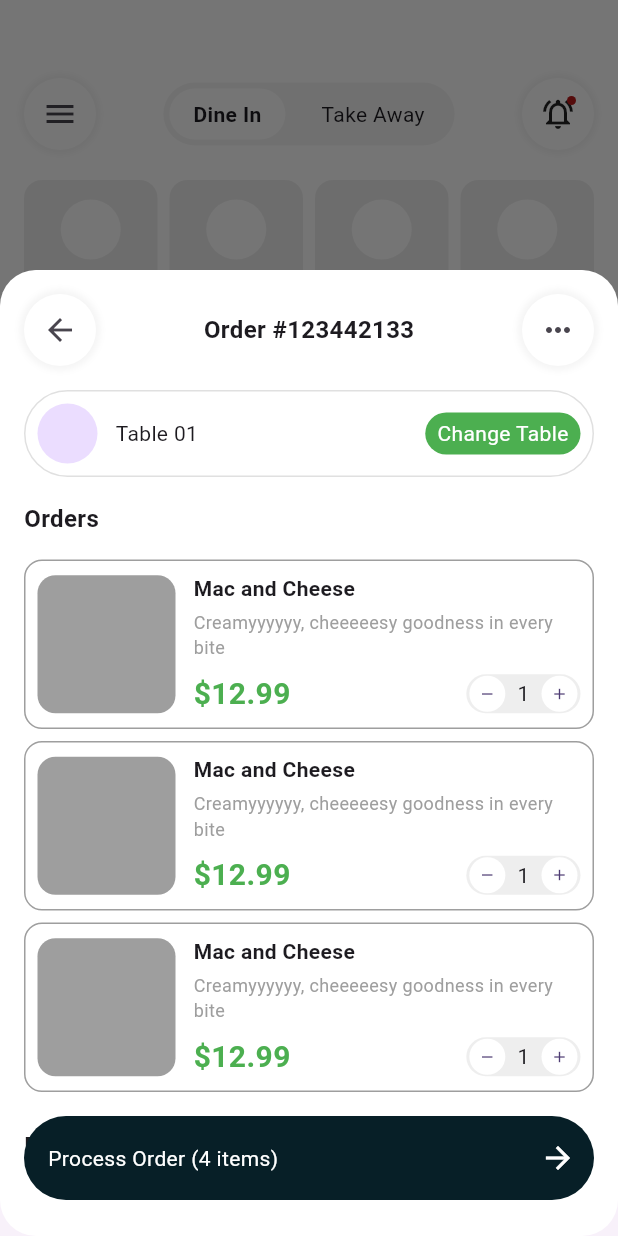
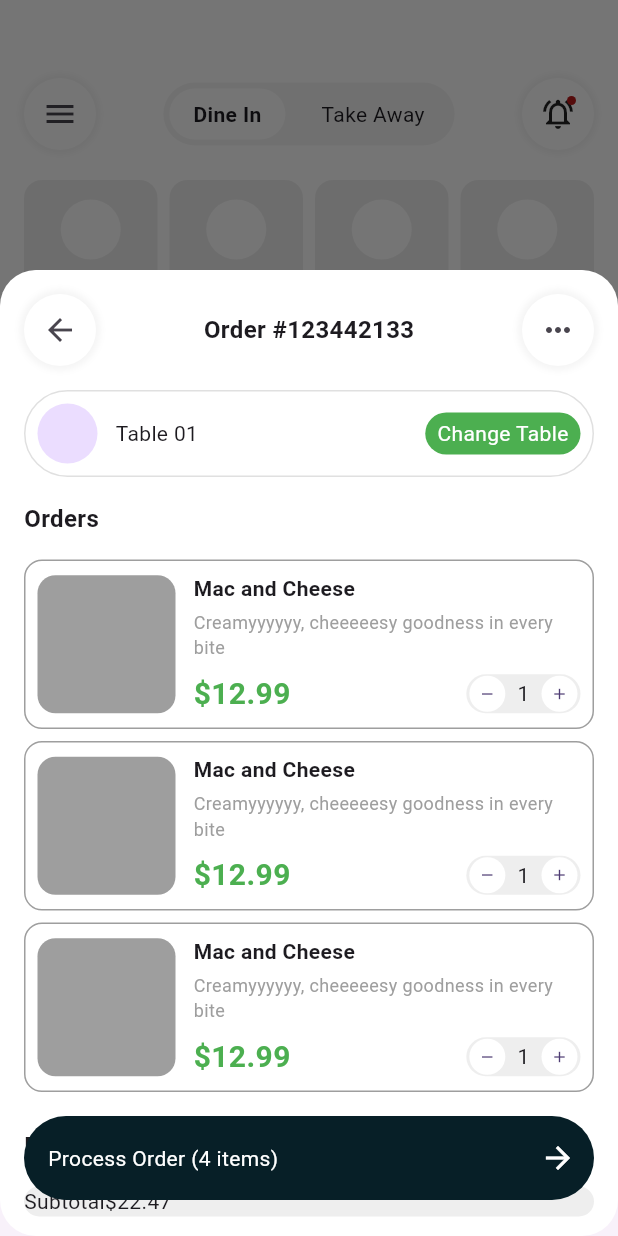
Before and after one commit to JAICHANGPARK/flutter_notebook_chapter_42, a Flutter app: the FoodOrderHomePage screen opened directly, after a tap on the "notifications active" icon, on a phone screen of 412 x 824 dp. Run offline on Flutter 3.47's test engine with Material 3 defaults, Android fonts, the phone set to English and light mode, and no system bars; our stand-ins replace date_picker_timeline, gap, hugeicons.

Commit message:
Update food_order_home_page.dart

```diff
--- a/lib/ep2143_food_order_app/views/food_order_home_page.dart
+++ b/lib/ep2143_food_order_app/views/food_order_home_page.dart
@@ -241,7 +241,6 @@ class _FoodOrderHomePageState extends State<FoodOrderHomePage> {
                                                             color: Colors.grey,
                                                           ),
                                                         ),
-
                                                         Gap(8),
                                                         Row(
                                                           mainAxisAlignment: MainAxisAlignment.spaceBetween,
@@ -307,7 +306,18 @@ class _FoodOrderHomePageState extends State<FoodOrderHomePage> {
                                           ),
                                           child: Column(
                                             crossAxisAlignment: CrossAxisAlignment.start,
-                                            children: [],
+                                            children: [
+                                              Row(
+                                                children: [
+                                                  Text(
+                                                    "Subtotal",
+                                                  ),
+                                                  Text(
+                                                    "\$22.47",
+                                                  )
+                                                ],
+                                              )
+                                            ],
                                           ),
                                         )
                                       ],
```
